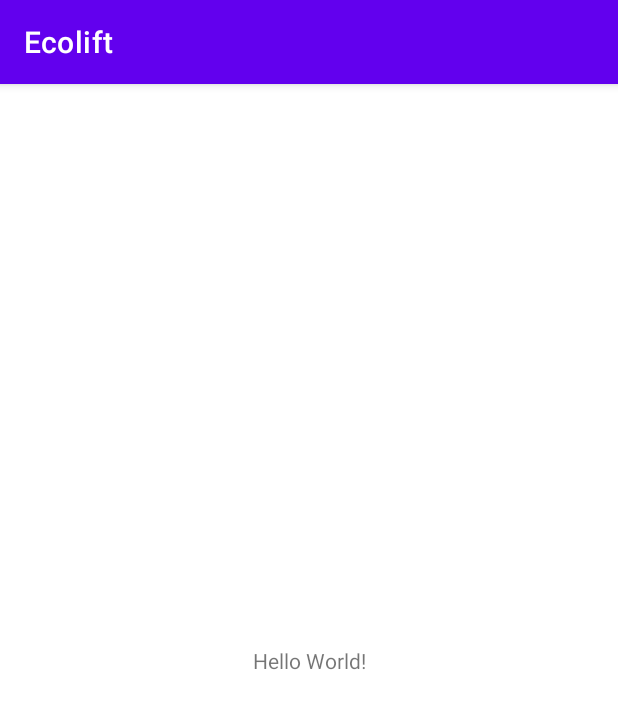
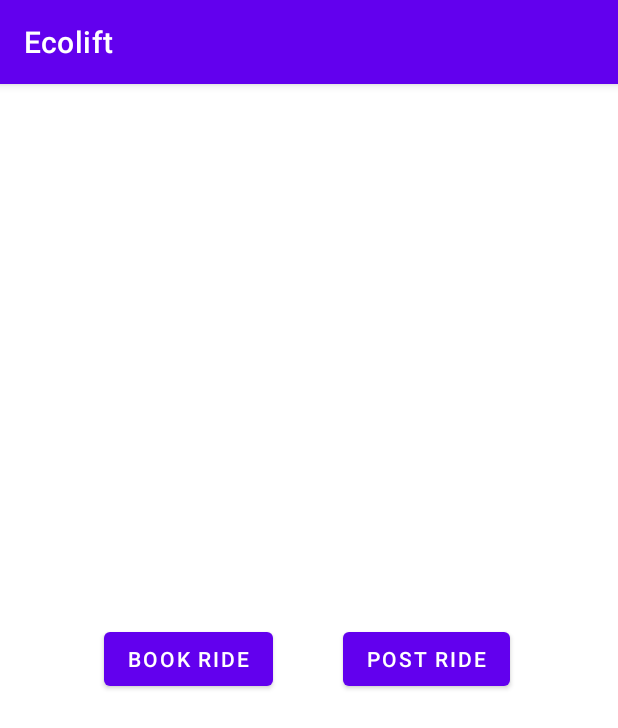
Before and after one commit to DipeshSingh1772/Ecolift, an Android app: the screen it shows after launch (MainActivity), on a phone screen of 412 x 824 dp. Shown: the top 728 px of the screen. Run offline under Robolectric (Android 15) with nearby library versions, the phone set to English and light mode, and no system bars.

```diff
--- a/app/src/main/java/com/example/ecolift/MainFragment.kt
+++ b/app/src/main/java/com/example/ecolift/MainFragment.kt
@@ -5,6 +5,7 @@ import androidx.fragment.app.Fragment
 import android.view.LayoutInflater
 import android.view.View
 import android.view.ViewGroup
+import androidx.navigation.fragment.findNavController
 import com.example.ecolift.databinding.FragmentMainBinding
 
 
@@ -20,5 +21,16 @@ class MainFragment : Fragment() {
         return binding.root
     }
 
+    override fun onViewCreated(view: View, savedInstanceState: Bundle?) {
+        super.onViewCreated(view, savedInstanceState)
+
+        binding.BookRideBtn.setOnClickListener{
+            findNavController().navigate(R.id.action_mainFragment_to_searchFragment)
+        }
+        binding.PostRideBtn.setOnClickListener{
+            findNavController().navigate(R.id.action_mainFragment_to_postFragment)
+        }
+    }
+
 
 }
--- a/app/src/main/res/layout/activity_main.xml
+++ b/app/src/main/res/layout/activity_main.xml
@@ -1,18 +1,17 @@
 <?xml version="1.0" encoding="utf-8"?>
-<androidx.constraintlayout.widget.ConstraintLayout xmlns:android="http://schemas.android.com/apk/res/android"
+<merge xmlns:android="http://schemas.android.com/apk/res/android"
     xmlns:app="http://schemas.android.com/apk/res-auto"
     xmlns:tools="http://schemas.android.com/tools"
     android:layout_width="match_parent"
     android:layout_height="match_parent"
     tools:context=".MainActivity">
 
-    <TextView
-        android:layout_width="wrap_content"
-        android:layout_height="wrap_content"
-        android:text="Hello World!"
-        app:layout_constraintBottom_toBottomOf="parent"
-        app:layout_constraintLeft_toLeftOf="parent"
-        app:layout_constraintRight_toRightOf="parent"
-        app:layout_constraintTop_toTopOf="parent" />
+    <androidx.fragment.app.FragmentContainerView
+        android:id="@+id/navHostFragment"
+        android:name="androidx.navigation.fragment.NavHostFragment"
+        android:layout_width="match_parent"
+        android:layout_height="match_parent"
+        app:defaultNavHost="true"
+        app:navGraph="@navigation/nav_graph" />
 
-</androidx.constraintlayout.widget.ConstraintLayout>
+</merge>
--- a/app/src/main/res/layout/fragment_main.xml
+++ b/app/src/main/res/layout/fragment_main.xml
@@ -1,14 +1,35 @@
 <?xml version="1.0" encoding="utf-8"?>
-<FrameLayout xmlns:android="http://schemas.android.com/apk/res/android"
+<androidx.constraintlayout.widget.ConstraintLayout xmlns:android="http://schemas.android.com/apk/res/android"
+    xmlns:app="http://schemas.android.com/apk/res-auto"
     xmlns:tools="http://schemas.android.com/tools"
     android:layout_width="match_parent"
     android:layout_height="match_parent"
     tools:context=".MainFragment">
 
     <!-- TODO: Update blank fragment layout -->
-    <TextView
-        android:layout_width="match_parent"
-        android:layout_height="match_parent"
-        android:text="@string/hello_blank_fragment" />
 
-</FrameLayout>
+
+    <Button
+        android:id="@+id/BookRideBtn"
+        android:layout_width="wrap_content"
+        android:layout_height="wrap_content"
+        android:text="Book Ride"
+        app:layout_constraintBottom_toBottomOf="parent"
+        app:layout_constraintEnd_toStartOf="@+id/PostRideBtn"
+        app:layout_constraintHorizontal_bias="0.596"
+        app:layout_constraintStart_toStartOf="parent"
+        app:layout_constraintTop_toTopOf="parent"
+        app:layout_constraintVertical_bias="0.499" />
+
+    <Button
+        android:id="@+id/PostRideBtn"
+        android:layout_width="wrap_content"
+        android:layout_height="wrap_content"
+        android:layout_marginEnd="72dp"
+        android:text="Post Ride"
+        app:layout_constraintBottom_toBottomOf="parent"
+        app:layout_constraintEnd_toEndOf="parent"
+        app:layout_constraintTop_toTopOf="parent"
+        app:layout_constraintVertical_bias="0.499" />
+
+</androidx.constraintlayout.widget.ConstraintLayout>
--- /dev/null
+++ b/app/src/main/res/navigation/nav_graph.xml
@@ -0,0 +1,48 @@
+<?xml version="1.0" encoding="utf-8"?>
+<navigation xmlns:android="http://schemas.android.com/apk/res/android"
+    xmlns:app="http://schemas.android.com/apk/res-auto"
+    xmlns:tools="http://schemas.android.com/tools"
+    android:id="@+id/nav_graph"
+    app:startDestination="@id/mainFragment">
+
+    <fragment
+        android:id="@+id/mainFragment"
+        android:name="com.example.ecolift.MainFragment"
+        android:label="fragment_main"
+        tools:layout="@layout/fragment_main" >
+        <action
+            android:id="@+id/action_mainFragment_to_postFragment"
+            app:destination="@id/postFragment" />
+        <action
+            android:id="@+id/action_mainFragment_to_searchFragment"
+            app:destination="@id/searchFragment" />
+    </fragment>
+    <fragment
+        android:id="@+id/postFragment"
+        android:name="com.example.ecolift.PostFragment"
+        android:label="fragment_post"
+        tools:layout="@layout/fragment_post" />
+    <fragment
+        android:id="@+id/searchFragment"
+        android:name="com.example.ecolift.SearchFragment"
+        android:label="fragment_search"
+        tools:layout="@layout/fragment_search" >
+        <action
+            android:id="@+id/action_searchFragment_to_availableRideList"
+            app:destination="@id/availableRideList" />
+    </fragment>
+    <fragment
+        android:id="@+id/availableRideList"
+        android:name="com.example.ecolift.AvailableRideList"
+        android:label="fragment_available_ride_list"
+        tools:layout="@layout/fragment_available_ride_list" >
+        <action
+            android:id="@+id/action_availableRideList_to_bookingFragment"
+            app:destination="@id/bookingFragment" />
+    </fragment>
+    <fragment
+        android:id="@+id/bookingFragment"
+        android:name="com.example.ecolift.BookingFragment"
+        android:label="fragment_booking"
+        tools:layout="@layout/fragment_booking" />
+</navigation>
```
Also changed, not shown: app/src/main/java/com/example/ecolift/Database/PostDao.kt (added, +29 -0 lines), app/src/main/java/com/example/ecolift/Database/PostDatabase.kt (added, +38 -0 lines), app/src/main/java/com/example/ecolift/Database/PostPerson.kt (added, +33 -0 lines).
